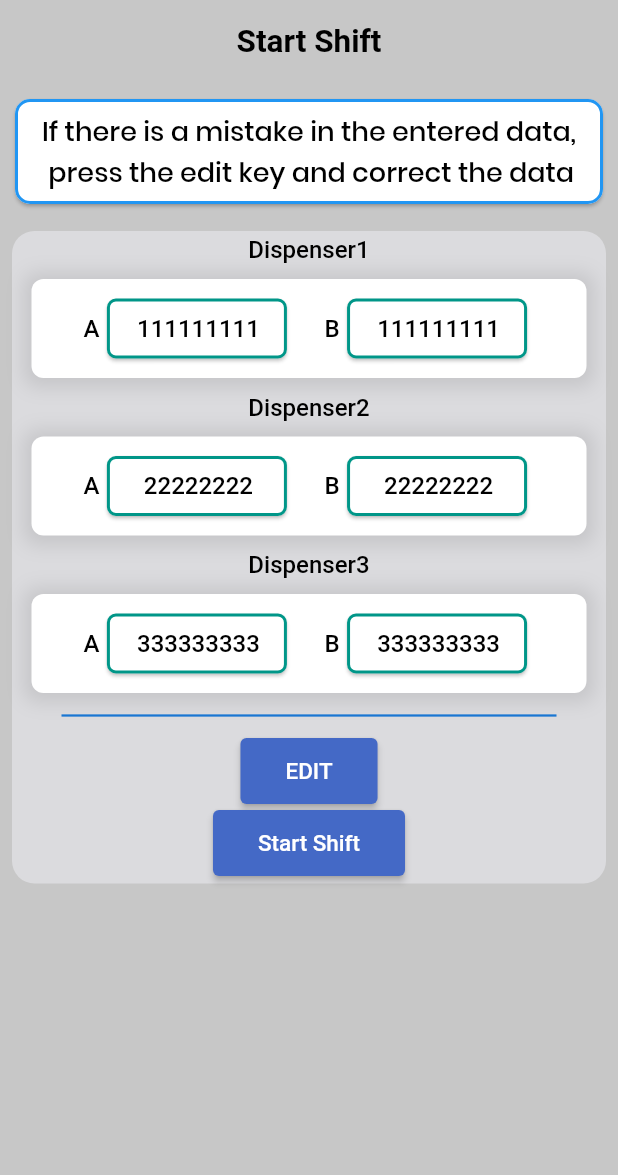
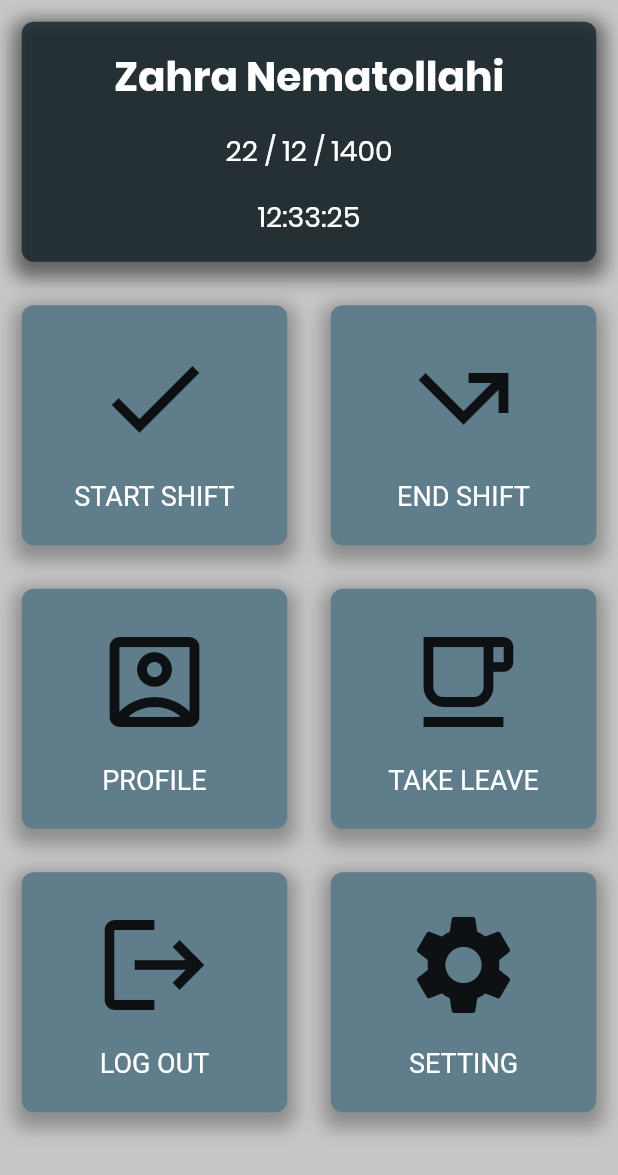
Before and after one commit to arrousta/ftm_service_app, a Flutter app: the screen it shows after launch, after a tap on "Sing in", after a tap on "Forgot Password?", on a phone screen of 412 x 824 dp. Shown: the top 1175 px of the screen. Run offline on Flutter 3.47's test engine with Material 2 defaults, Android fonts, the phone set to English and light mode, and no system bars; our stand-ins replace flutter_spinkit, page_transition; Roboto replaces fonts that are missing (Poppins-Regular).

Commit message:
Alireza : Panel Page added

```diff
--- a/lib/constractor.dart
+++ b/lib/constractor.dart
@@ -139,6 +139,28 @@ const dispenserPlateDecoration = BoxDecoration(
     ],
     borderRadius: BorderRadiusDirectional.all(Radius.circular(8)));
 
+const panelPlateDecoration = BoxDecoration(
+    color:Colors.black45,
+    boxShadow: [
+      BoxShadow(
+          color: Color.fromRGBO(0, 0, 0, .3),
+          blurRadius: 10,
+          spreadRadius: 5,
+          offset: Offset(0, 5))
+    ],
+    borderRadius: BorderRadiusDirectional.all(Radius.circular(8)));
+
+const buttonPanelPlateDecoration = BoxDecoration(
+    color:Colors.blueGrey,
+    boxShadow: [
+      BoxShadow(
+          color: Color.fromRGBO(0, 0, 0, .3),
+          blurRadius: 10,
+          spreadRadius: 5,
+          offset: Offset(0, 5))
+    ],
+    borderRadius: BorderRadiusDirectional.all(Radius.circular(8)));
+
 /////////////////////////////////////
 /// INPUT FIELD DECORATION STYLES
 ////////////////////////////////////
--- /dev/null
+++ b/lib/icon_content.dart
@@ -0,0 +1,31 @@
+import 'package:flutter/material.dart';
+
+class IconContent extends StatelessWidget {
+  const IconContent({Key? key, required this.icon, required this.label}) : super(key: key);
+  final IconData icon;
+  final String label;
+
+  @override
+  Widget build(BuildContext context) {
+    return Column(
+      mainAxisAlignment: MainAxisAlignment.center,
+      children: [
+        Icon(
+          //FontAwesomeIcons.mars,
+          icon,
+          size: 80.0,
+        ),
+        const SizedBox(
+          height: 15.0,
+        ),
+        Text(
+          label,
+          style: TextStyle(
+            fontSize: 18.0,
+            color: Colors.white,
+          ),
+        )
+      ],
+    );
+  }
+}
--- /dev/null
+++ b/lib/reusable_card.dart
@@ -0,0 +1,26 @@
+import 'package:flutter/material.dart';
+
+import 'constractor.dart';
+
+class ReusableCard extends StatelessWidget {
+  //const ReusableCard({Key? key,}) : super(key: key);
+  const ReusableCard({Key? key, required this.colour, required this.cardChild , required this.onPress}) : super(key: key);
+
+  final Color colour;
+  final Widget cardChild;
+  final Function()? onPress;
+  //final VoidCallback onPress;
+
+  @override
+  Widget build(BuildContext context) {
+    return GestureDetector(
+      onTap: onPress,
+      child: Container(
+        height: 160,
+        child: cardChild,
+        margin: const EdgeInsets.all(14.5),
+          decoration: buttonPanelPlateDecoration,
+      ),
+    );
+  }
+}
--- /dev/null
+++ b/lib/screens/panel_page.dart
@@ -0,0 +1,175 @@
+import 'package:flutter/material.dart';
+import 'package:ftm_service_app/constractor.dart';
+import '../icon_content.dart';
+import '../reusable_card.dart';
+
+enum ShiftName { morning, evening, night }
+
+class PanelPage extends StatefulWidget {
+  const PanelPage({Key? key, required this.title}) : super(key: key);
+  final String title;
+
+  @override
+  State<PanelPage> createState() => _PanelPageState();
+}
+
+class _PanelPageState extends State<PanelPage> {
+  String shiftName = "null";
+
+  @override
+  Widget build(BuildContext context) {
+    return Scaffold(
+      body: SafeArea(
+        child: SingleChildScrollView(
+          child: Column(
+            mainAxisAlignment: MainAxisAlignment.spaceEvenly,
+            crossAxisAlignment: CrossAxisAlignment.stretch,
+            children: [
+              //-------------------------------------------------------------------------------------------
+              ReusableCard(
+                colour: kTextHint,
+                cardChild: Container(
+                  height: 150.0,
+                  child: Column(
+                    mainAxisAlignment: MainAxisAlignment.spaceEvenly,
+                    children: [
+                      Row(
+                        mainAxisAlignment: MainAxisAlignment.center,
+                        children: const [
+                          Text("Zahra Nematollahi",
+                              style: TextStyle(
+                                color: Colors.white,
+                                fontSize: 27,
+                                fontWeight: FontWeight.w700,
+                                fontFamily: 'Poppins',
+                              )),
+                        ],
+                      ),
+                      Row(
+                        mainAxisAlignment: MainAxisAlignment.spaceEvenly,
+                        children: const [
+                          Text(
+                            "22 / 12 / 1400",
+                            style: TextStyle(
+                                color: Colors.white,
+                                fontSize: 19.0,
+                                fontFamily: 'Poppins'),
+                          ),
+                        ],
+                      ),
+                      Row(
+                        mainAxisAlignment: MainAxisAlignment.spaceEvenly,
+                        children: const [
+                          Text(
+                            "12:33:25",
+                            style: TextStyle(
+                                color: Colors.white,
+                                fontSize: 19.0,
+                                fontFamily: 'Poppins'),
+                          ),
+                        ],
+                      ),
+                    ],
+                  ),
+                  decoration: panelPlateDecoration,
+                ),
+                onPress: () {},
+              ),
+              Row(
+                children: [
+                  Expanded(
+                    child: ReusableCard(
+                      onPress: () {
+                        //TODO : START SHIFT button
+                        setState(() {});
+                      },
+                      colour: kPrimaryColor,
+                      cardChild: const IconContent(
+                        icon: Icons.check,
+                        label: 'START SHIFT',
+                      ),
+                    ),
+                  ),
+                  Expanded(
+                    child: ReusableCard(
+                      onPress: () {
+                        //TODO : END SHIFT button
+                        setState(() {});
+                      },
+                      colour: kPrimaryColor,
+                      cardChild: const IconContent(
+                        icon: Icons.call_missed_outgoing,
+                        label: 'END SHIFT',
+                      ),
+                    ),
+                  ),
+                ],
+              ),
+              Row(
+                children: [
+                  Expanded(
+                    child: ReusableCard(
+                      onPress: () {
+                        //TODO : PROFILE button
+
+                        setState(() {});
+                      },
+                      colour: kPrimaryColor,
+                      cardChild: const IconContent(
+                        icon: Icons.account_box_outlined,
+                        label: 'PROFILE',
+                      ),
+                    ),
+                  ),
+                  Expanded(
+                    child: ReusableCard(
+                      onPress: () {
+                        //TODO : TAKE LEAVE button
+                        setState(() {});
+                      },
+                      colour: kPrimaryColor,
+                      cardChild: const IconContent(
+                        icon: Icons.free_breakfast_outlined,
+                        label: 'TAKE LEAVE',
+                      ),
+                    ),
+                  ),
+                ],
+              ),
+              Row(
+                children: [
+                  Expanded(
+                    child: ReusableCard(
+                      onPress: () {
+                        //TODO : LOG OUT button
+                        setState(() {});
+                      },
+                      colour: kPrimaryColor,
+                      cardChild: const IconContent(
+                        icon: Icons.logout,
+                        label: 'LOG OUT',
+                      ),
+                    ),
+                  ),
+                  Expanded(
+                    child: ReusableCard(
+                      onPress: () {
+                        //TODO : SETTING button
+                        setState(() {});
+                      },
+                      colour: kPrimaryColor,
+                      cardChild: const IconContent(
+                        icon: Icons.settings,
+                        label: 'SETTING',
+                      ),
+                    ),
+                  ),
+                ],
+              ),
+            ],
+          ),
+        ),
+      ),
+    );
+  }
+}
--- a/lib/screens/sing_in_page.dart
+++ b/lib/screens/sing_in_page.dart
@@ -4,6 +4,7 @@ import 'package:flutter/material.dart';
 import 'package:flutter/services.dart';
 import 'package:ftm_service_app/screens/dispenser_page.dart';
 import 'package:ftm_service_app/screens/loading_page.dart';
+import 'package:ftm_service_app/screens/panel_page.dart';
 import 'package:ftm_service_app/screens/start_shift_page.dart';
 import 'package:ftm_service_app/services/network_adapter.dart';
 import 'package:ftm_service_app/structures/user.dart';
@@ -93,7 +94,7 @@ class _SignInPageState extends State<SignInPage> {
                               context,
                               PageTransition(
                                 type: PageTransitionType.rightToLeft,
-                                child: StartShift(title: 'Start Shift',
+                                child: PanelPage(title: 'pannel',
                                 ),
                               ),
                             );
```
